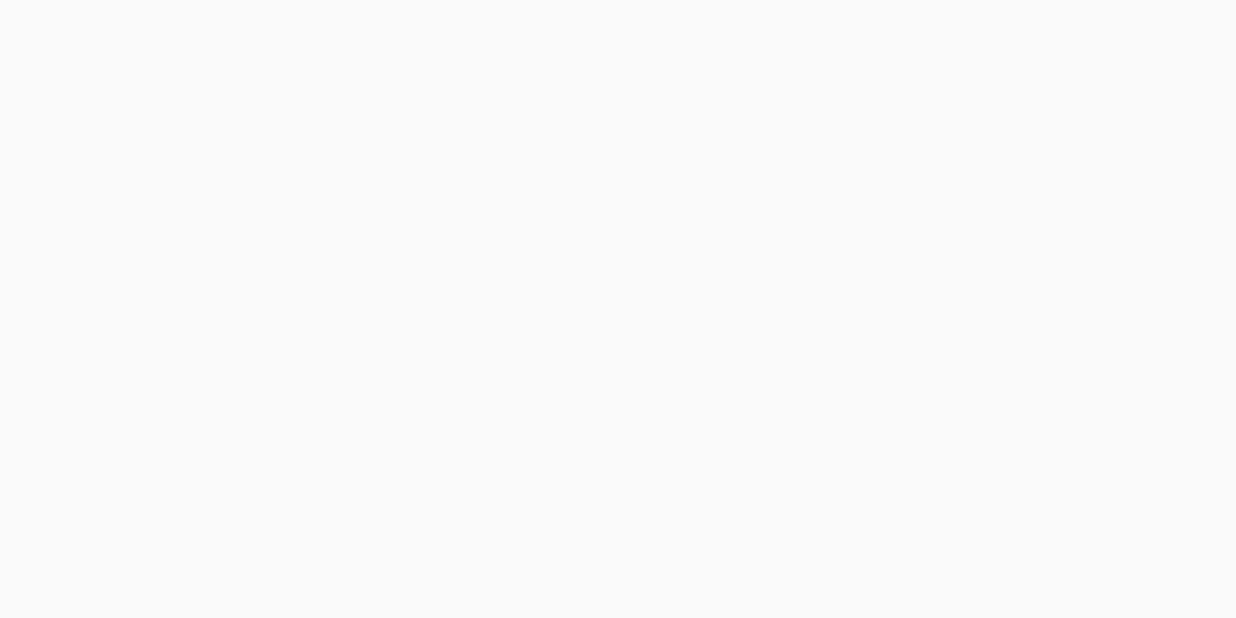
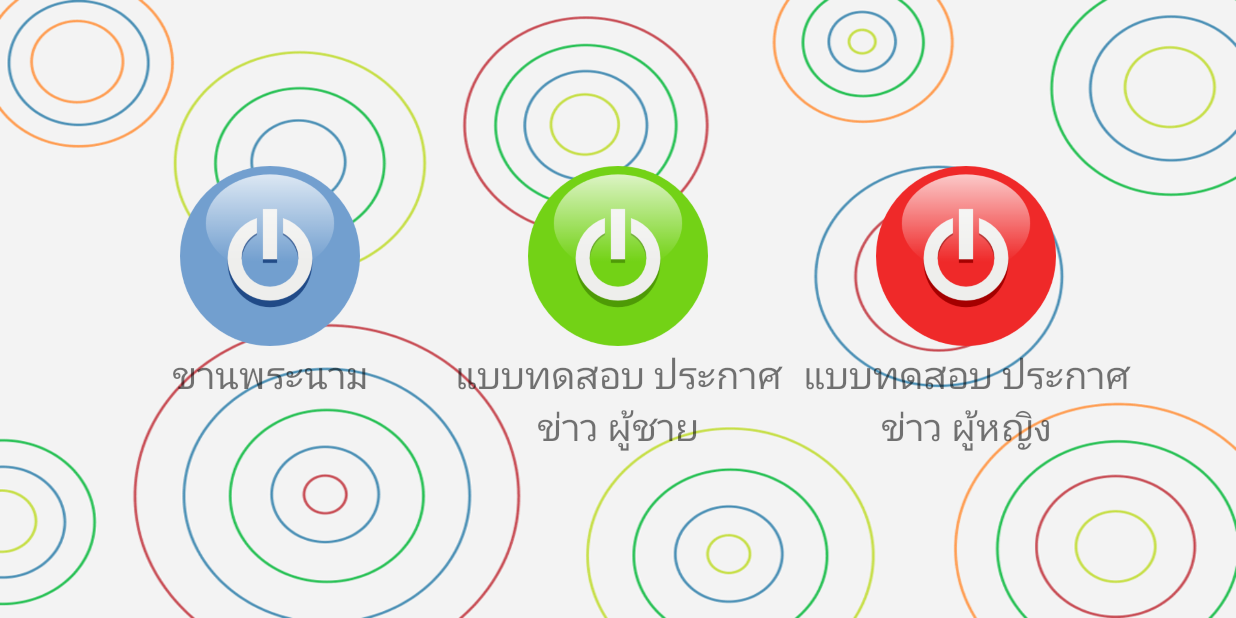
Before and after one commit to masterUNG/BroadcasterTest, an Android app: the screen it shows after launch (MainActivity), on a phone screen of 824 x 412 dp (held sideways). Before the commit the screen is empty. Run offline under Robolectric (Android 15) with nearby library versions, the light colour scheme and no system bars.

Commit message:
Design UI MainActivity Finish

```diff
--- a/app/src/main/res/layout-land/activity_main.xml
+++ b/app/src/main/res/layout-land/activity_main.xml
@@ -7,6 +7,73 @@
     android:paddingLeft="@dimen/activity_horizontal_margin"
     android:paddingRight="@dimen/activity_horizontal_margin"
     android:paddingTop="@dimen/activity_vertical_margin"
-    tools:context="appewtc.masterung.broadcastertest.MainActivity">
+    tools:context="appewtc.masterung.broadcastertest.MainActivity"
+    android:background="@drawable/background">
 
+    <LinearLayout
+        android:orientation="vertical"
+        android:layout_width="match_parent"
+        android:layout_height="wrap_content"
+        android:layout_centerVertical="true">
+
+        <LinearLayout
+            android:orientation="horizontal"
+            android:layout_width="match_parent"
+            android:layout_height="wrap_content">
+
+            <ImageView
+                android:layout_width="@dimen/icon"
+                android:layout_height="@dimen/icon"
+                android:id="@+id/imageView2"
+                android:layout_weight="1"
+                android:src="@drawable/blue" />
+
+            <ImageView
+                android:layout_width="@dimen/icon"
+                android:layout_height="@dimen/icon"
+                android:id="@+id/imageView3"
+                android:layout_weight="1"
+                android:src="@drawable/green" />
+
+            <ImageView
+                android:layout_width="@dimen/icon"
+                android:layout_height="@dimen/icon"
+                android:id="@+id/imageView4"
+                android:layout_weight="1"
+                android:src="@drawable/red" />
+        </LinearLayout>
+
+        <LinearLayout
+            android:orientation="horizontal"
+            android:layout_width="match_parent"
+            android:layout_height="wrap_content">
+
+            <TextView
+                android:layout_width="0dp"
+                android:layout_height="wrap_content"
+                android:text="@string/talkname"
+                android:id="@+id/textView"
+                android:textSize="@dimen/h1"
+                android:layout_weight="1"
+                android:gravity="center_horizontal" />
+
+            <TextView
+                android:layout_width="0dp"
+                android:layout_height="wrap_content"
+                android:text="@string/newtest_male"
+                android:id="@+id/textView2"
+                android:textSize="@dimen/h1"
+                android:layout_weight="1"
+                android:gravity="center_horizontal" />
+
+            <TextView
+                android:layout_width="0dp"
+                android:layout_height="wrap_content"
+                android:text="@string/newtest_female"
+                android:id="@+id/textView3"
+                android:textSize="@dimen/h1"
+                android:layout_weight="1"
+                android:gravity="center_horizontal" />
+        </LinearLayout>
+    </LinearLayout>
 </RelativeLayout>
--- a/app/src/main/res/values/dimens.xml
+++ b/app/src/main/res/values/dimens.xml
@@ -4,5 +4,9 @@
     <dimen name="activity_vertical_margin">16dp</dimen>
 
     <dimen name="logo">150dp</dimen>
+    <dimen name="icon">120dp</dimen>
+    <dimen name="h1">25sp</dimen>
+    <dimen name="h2">20sp</dimen>
+
 
 </resources>
--- a/app/src/main/res/values/strings.xml
+++ b/app/src/main/res/values/strings.xml
@@ -1,3 +1,8 @@
 <resources>
     <string name="app_name">Broadcaster Test</string>
+
+    <string name="talkname">ขานพระนาม</string>
+    <string name="newtest_male">แบบทดสอบ ประกาศข่าว ผู้ชาย</string>
+    <string name="newtest_female">แบบทดสอบ ประกาศข่าว ผู้หญิง</string>
+
 </resources>
```
Also changed, not shown: app/src/main/res/drawable/blue.png (added), app/src/main/res/drawable/green.png (added), app/src/main/res/drawable/red.png (added).
